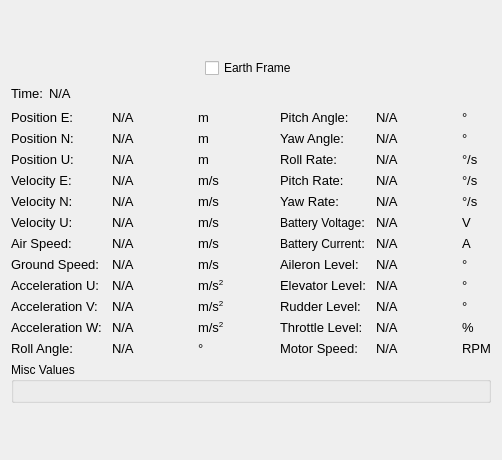
Before: the Qt Designer form src/SensorData/WidgetSensorData.ui in theilem/uavGS, drawn with Qt 5.
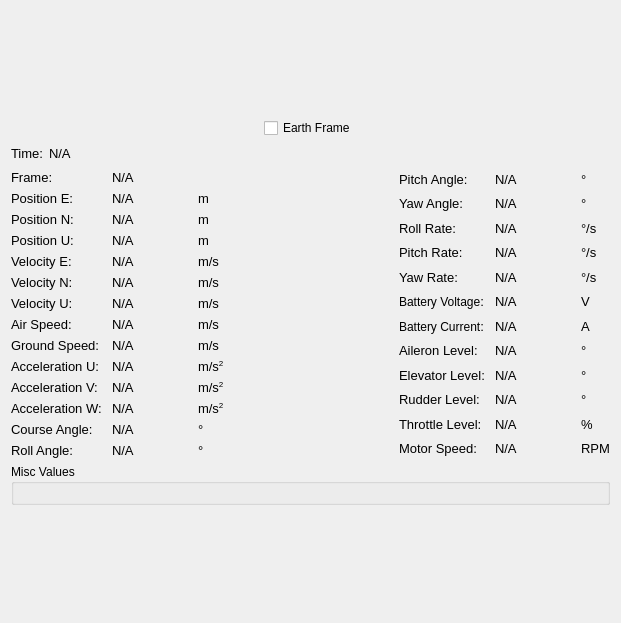
After: the same form once the commit is applied.

Commit message: Adding frame to sensordata

```diff
--- a/src/SensorData/WidgetSensorData.ui
+++ b/src/SensorData/WidgetSensorData.ui
@@ -6,8 +6,8 @@
    <rect>
     <x>0</x>
     <y>0</y>
-    <width>502</width>
-    <height>460</height>
+    <width>621</width>
+    <height>623</height>
    </rect>
   </property>
   <property name="sizePolicy">
@@ -103,6 +103,18 @@
         <layout class="QHBoxLayout" name="horizontalLayout_2">
          <item>
           <layout class="QVBoxLayout" name="verticalLayout_2">
+           <item>
+            <widget class="QLabel" name="frameLabel">
+             <property name="font">
+              <font>
+               <pointsize>7</pointsize>
+              </font>
+             </property>
+             <property name="text">
+              <string>&lt;html&gt;&lt;head/&gt;&lt;body&gt;&lt;p&gt;&lt;span style=&quot; font-size:10pt;&quot;&gt;Frame: &lt;/span&gt;&lt;/p&gt;&lt;/body&gt;&lt;/html&gt;</string>
+             </property>
+            </widget>
+           </item>
            <item>
             <widget class="QLabel" name="peLabel">
              <property name="font">
@@ -268,6 +280,21 @@
              </property>
             </widget>
            </item>
+           <item>
+            <widget class="QLabel" name="couseLabel">
+             <property name="font">
+              <font>
+               <pointsize>7</pointsize>
+              </font>
+             </property>
+             <property name="mouseTracking">
+              <bool>true</bool>
+             </property>
+             <property name="text">
+              <string>&lt;html&gt;&lt;head/&gt;&lt;body&gt;&lt;p&gt;&lt;span style=&quot; font-size:10pt;&quot;&gt;Course Angle: &lt;/span&gt;&lt;/p&gt;&lt;/body&gt;&lt;/html&gt;</string>
+             </property>
+            </widget>
+           </item>
            <item>
             <widget class="QLabel" name="rollLabel">
              <property name="font">
@@ -287,6 +314,18 @@
          </item>
          <item>
           <layout class="QVBoxLayout" name="verticalLayout_3">
+           <item>
+            <widget class="QLabel" name="frameValue">
+             <property name="font">
+              <font>
+               <pointsize>7</pointsize>
+              </font>
+             </property>
+             <property name="text">
+              <string>&lt;html&gt;&lt;head/&gt;&lt;body&gt;&lt;p&gt;&lt;span style=&quot; font-size:10pt;&quot;&gt;N/A&lt;/span&gt;&lt;/p&gt;&lt;/body&gt;&lt;/html&gt;</string>
+             </property>
+            </widget>
+           </item>
            <item>
             <widget class="QLabel" name="peValue">
              <property name="sizePolicy">
@@ -683,6 +722,21 @@
              </property>
             </widget>
            </item>
+           <item>
+            <widget class="QLabel" name="courseValue">
+             <property name="font">
+              <font>
+               <pointsize>7</pointsize>
+              </font>
+             </property>
+             <property name="mouseTracking">
+              <bool>true</bool>
+             </property>
+             <property name="text">
+              <string>&lt;html&gt;&lt;head/&gt;&lt;body&gt;&lt;p&gt;&lt;span style=&quot; font-size:10pt;&quot;&gt;N/A&lt;/span&gt;&lt;/p&gt;&lt;/body&gt;&lt;/html&gt;</string>
+             </property>
+            </widget>
+           </item>
            <item>
             <widget class="QLabel" name="rollValue">
              <property name="sizePolicy">
@@ -723,6 +777,18 @@
          </item>
          <item>
           <layout class="QVBoxLayout" name="verticalLayout_4">
+           <item>
+            <widget class="QLabel" name="frameUnitLabel">
+             <property name="font">
+              <font>
+               <pointsize>7</pointsize>
+              </font>
+             </property>
+             <property name="text">
+              <string>&lt;html&gt;&lt;head/&gt;&lt;body&gt;&lt;p&gt;&lt;span style=&quot; font-size:10pt;&quot;&gt;&lt;/span&gt;&lt;/p&gt;&lt;/body&gt;&lt;/html&gt;</string>
+             </property>
+            </widget>
+           </item>
            <item>
             <widget class="QLabel" name="peUnitLabel">
              <property name="font">
@@ -888,6 +954,21 @@
              </property>
             </widget>
            </item>
+           <item>
+            <widget class="QLabel" name="courseUnitLabel">
+             <property name="font">
+              <font>
+               <pointsize>7</pointsize>
+              </font>
+             </property>
+             <property name="mouseTracking">
+              <bool>true</bool>
+             </property>
+             <property name="text">
+              <string>&lt;html&gt;&lt;head/&gt;&lt;body&gt;&lt;p&gt;&lt;span style=&quot; font-size:10pt;&quot;&gt;°&lt;/span&gt;&lt;/p&gt;&lt;/body&gt;&lt;/html&gt;</string>
+             </property>
+            </widget>
+           </item>
            <item>
             <widget class="QLabel" name="rollUnitLabel">
              <property name="font">
```
The commit also changes 3 other files.
